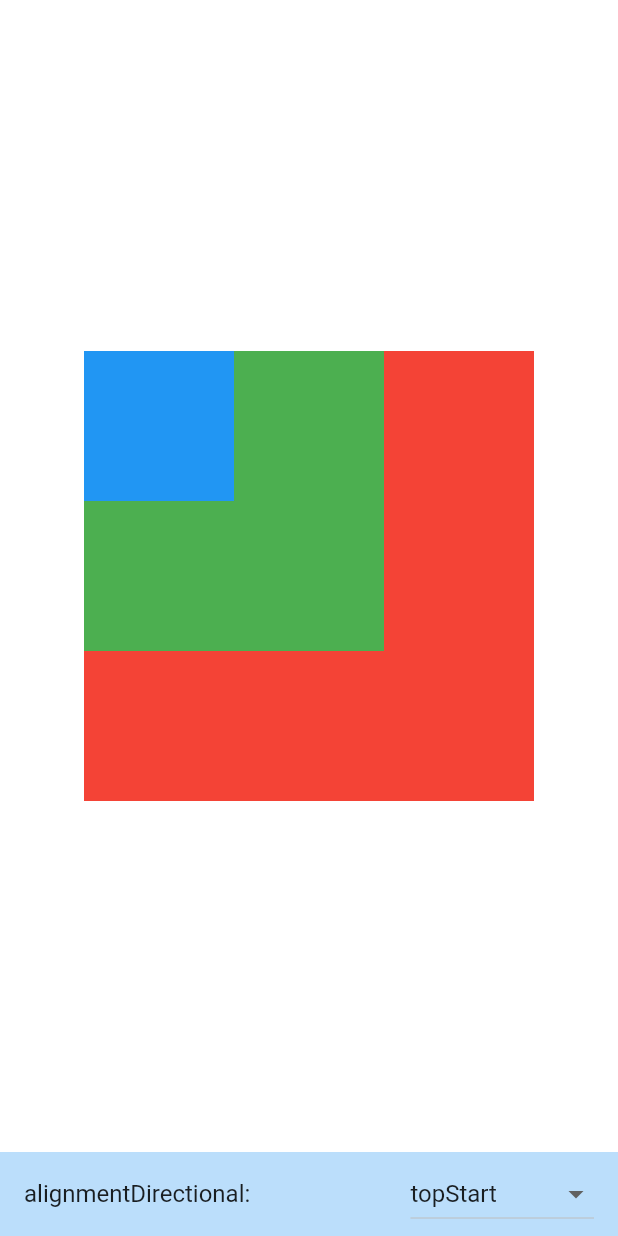
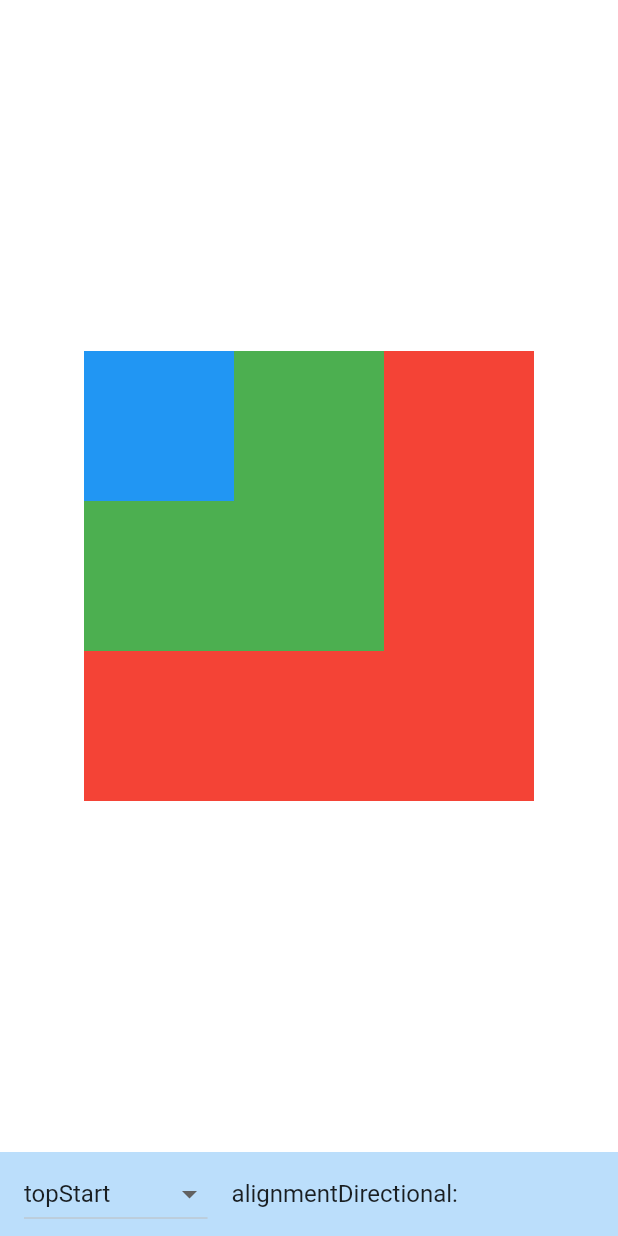
Before and after one commit to ForhadIsrafil/my-flutter-basics-code-modules, a Flutter app: the screen it shows after launch, on a phone screen of 412 x 824 dp. Run offline on Flutter 3.47's test engine with Material 2 defaults, Android fonts, the phone set to English and light mode, and no system bars; our stand-ins replace fluttertoast.

Commit message:
stack codes

```diff
--- a/lib/layout/StackExamples.dart
+++ b/lib/layout/StackExamples.dart
@@ -52,7 +52,7 @@ class _StackExamplesState extends State<StackExamples> {
         children: [
           ListTile(
             title: const Text("alignmentDirectional:"),
-            trailing: DropdownButton(
+            leading: DropdownButton(
               value: _alignmentDirectional,
               items: kAlignmentDirectionalVals
                   .map(
```
